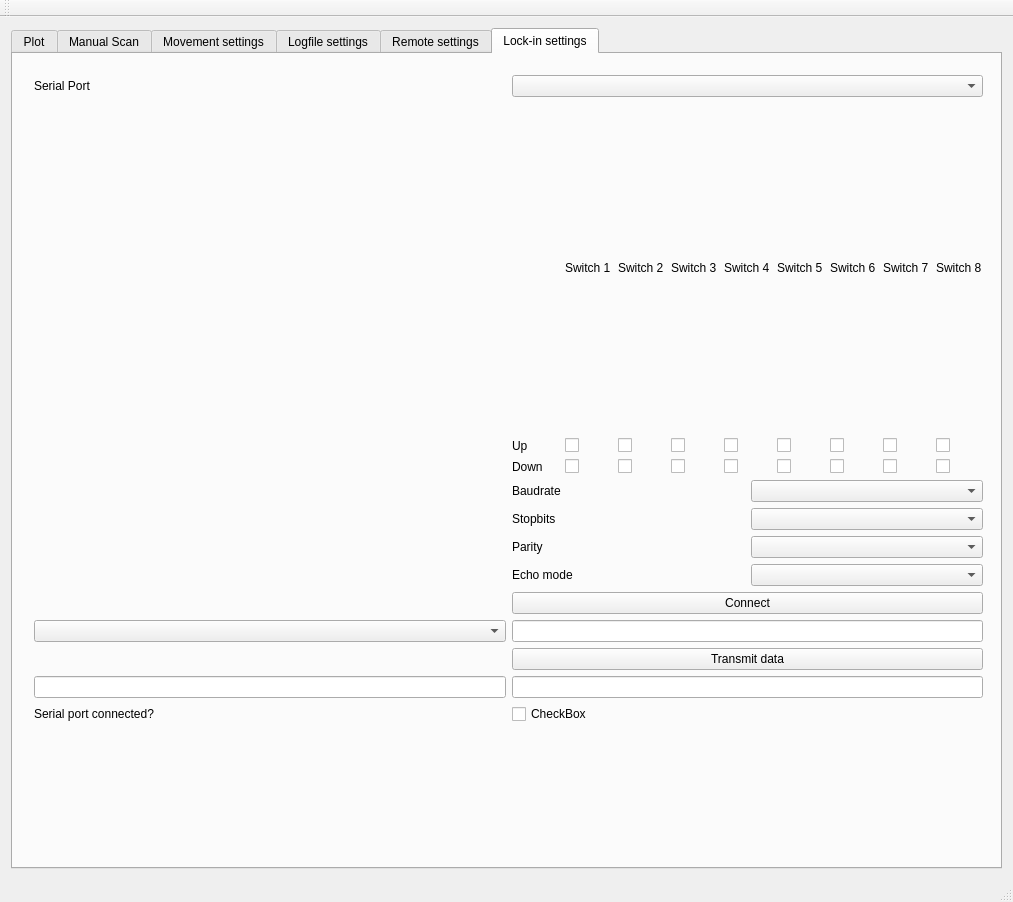
First picture: the form in mainwindow.ui, repository anates/Spectro, before the edit.
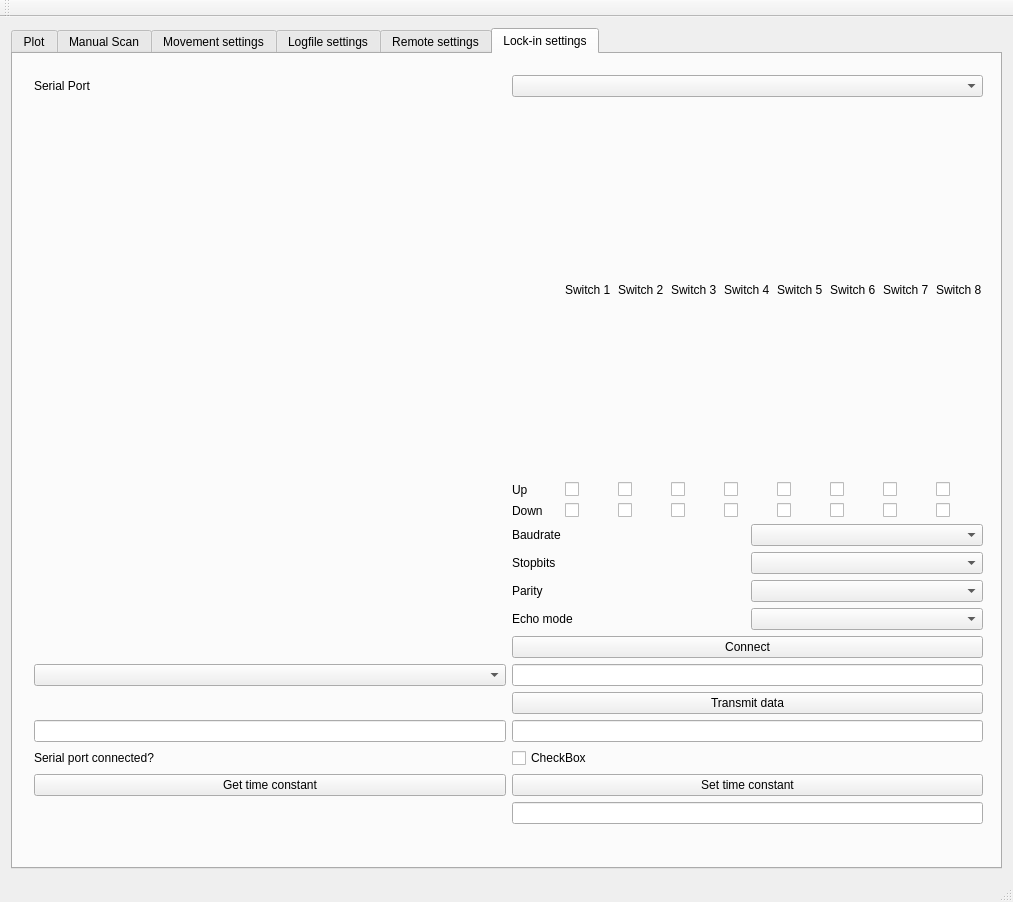
Second picture: the form after the edit. The open tabs and pages were chosen to show the change. Custom widgets are drawn as their Qt base class.

What changed in the file:
```diff
--- a/mainwindow.ui
+++ b/mainwindow.ui
@@ -943,7 +943,7 @@
           <x>10</x>
           <y>10</y>
           <width>971</width>
-          <height>671</height>
+          <height>771</height>
          </rect>
         </property>
         <layout class="QGridLayout" name="gridLayout_4">
@@ -1239,6 +1239,23 @@
            </item>
           </layout>
          </item>
+         <item row="11" column="0">
+          <widget class="QPushButton" name="lockin_getTime">
+           <property name="text">
+            <string>Get time constant</string>
+           </property>
+          </widget>
+         </item>
+         <item row="11" column="1">
+          <widget class="QPushButton" name="lockin_SetTime">
+           <property name="text">
+            <string>Set time constant</string>
+           </property>
+          </widget>
+         </item>
+         <item row="12" column="1">
+          <widget class="QLineEdit" name="lockin_time_line"/>
+         </item>
         </layout>
        </widget>
       </widget>
```
Left out of the diff: 14 changed lines with no effect on the pictures.
